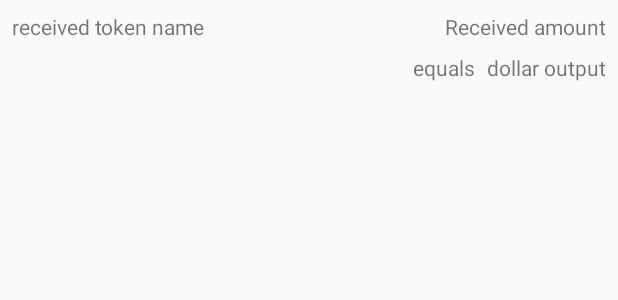
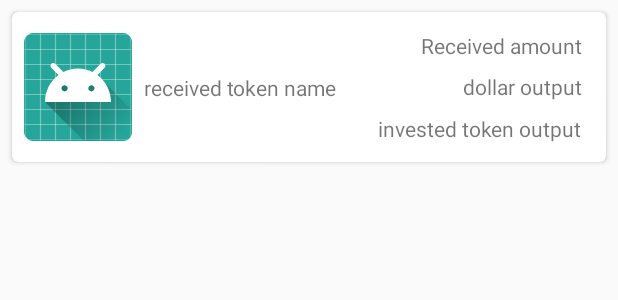
Before and after one commit to MinuteCode/CryptoWatcher, an Android app: the layout token_recap_adapter_layout.xml on its own in the app's theme, with its tools: preview values and no code run, on a phone screen of 412 x 824 dp. Shown: the top 300 px of the screen. Run offline under Robolectric (Android 15) with nearby library versions, the phone set to English and light mode, and no system bars.

Commit message:
Changed UI to switch to card views in home view. Added computation of total fiat amount in dollar for tokens

```diff
--- a/app/build.gradle
+++ b/app/build.gradle
@@ -23,6 +23,7 @@ dependencies {
     implementation 'com.android.support:appcompat-v7:26.1.0'
     implementation 'com.android.support.constraint:constraint-layout:1.0.2'
     implementation 'com.android.support:design:26.1.0'
+    implementation 'com.android.support:cardview-v7:26.1.+'
     implementation 'com.koushikdutta.ion:ion:2.+'
 
     testImplementation 'junit:junit:4.12'
--- a/app/src/main/java/minutecode/cryptowatcher/AddTokenActivity.java
+++ b/app/src/main/java/minutecode/cryptowatcher/AddTokenActivity.java
@@ -17,6 +17,7 @@ import com.koushikdutta.ion.Ion;
 import java.util.ArrayList;
 import java.util.List;
 
+import minutecode.cryptowatcher.model.Config;
 import minutecode.cryptowatcher.model.CryptoCompareCoinListResponse;
 import minutecode.cryptowatcher.model.CryptoCompareTicker;
 import minutecode.cryptowatcher.view.CryptoCompareTickerAdapter;
@@ -50,7 +51,7 @@ public class AddTokenActivity extends AppCompatActivity {
         tickerList = new ArrayList<>();
 
         Ion.with(this)
-                .load("http://vps.antr.fr:8000/")
+                .load(Config.coinListUrl)
                 .as(new TypeToken<CryptoCompareCoinListResponse>() {
                 })
                 .setCallback(new FutureCallback<CryptoCompareCoinListResponse>() {
--- a/app/src/main/java/minutecode/cryptowatcher/CryptoWatcherApplication.java
+++ /dev/null
@@ -1,11 +0,0 @@
-package minutecode.cryptowatcher;
-
-import android.app.Application;
-
-/**
- * Created by Benjamin on 1/14/2018.
- */
-
-public class CryptoWatcherApplication extends Application {
-    static final String apiBaseUrl = "https://min-api.cryptocompare.com/data/";
-}
--- a/app/src/main/java/minutecode/cryptowatcher/MainHome.java
+++ b/app/src/main/java/minutecode/cryptowatcher/MainHome.java
@@ -24,6 +24,7 @@ import java.io.ObjectOutputStream;
 import java.util.ArrayList;
 import java.util.List;
 
+import minutecode.cryptowatcher.model.Config;
 import minutecode.cryptowatcher.model.CryptoCompareTicker;
 import minutecode.cryptowatcher.model.Investment;
 import minutecode.cryptowatcher.view.TokenRecapRecyclerAdapter;
--- a/app/src/main/java/minutecode/cryptowatcher/Config.java
+++ b/app/src/main/java/minutecode/cryptowatcher/model/Config.java
@@ -1,4 +1,4 @@
-package minutecode.cryptowatcher;
+package minutecode.cryptowatcher.model;
 
 /**
  * Created by Benjamin on 1/14/2018.
--- a/app/src/main/java/minutecode/cryptowatcher/view/TokenRecapRecyclerAdapter.java
+++ b/app/src/main/java/minutecode/cryptowatcher/view/TokenRecapRecyclerAdapter.java
@@ -1,5 +1,6 @@
 package minutecode.cryptowatcher.view;
 
+import android.support.v7.widget.CardView;
 import android.support.v7.widget.RecyclerView;
 import android.view.LayoutInflater;
 import android.view.View;
@@ -22,9 +23,11 @@ public class TokenRecapRecyclerAdapter extends RecyclerView.Adapter<TokenRecapRe
 
     public class ViewHolder extends RecyclerView.ViewHolder {
         public TextView tokenName, receivedAmount, dollarConversion;
+        public CardView tokenCard;
 
         public ViewHolder(View v) {
             super(v);
+            tokenCard = v.findViewById(R.id.token_card);
             tokenName = v.findViewById(R.id.received_token_name);
             receivedAmount = v.findViewById(R.id.received_amount);
             dollarConversion = v.findViewById(R.id.dollar_result);
@@ -45,10 +48,10 @@ public class TokenRecapRecyclerAdapter extends RecyclerView.Adapter<TokenRecapRe
     @Override
     public void onBindViewHolder(TokenRecapRecyclerAdapter.ViewHolder holder, int position) {
         Investment token = tokenList.get(position);
-
+        holder.tokenCard.setCardElevation(24);
         holder.tokenName.setText(token.getReceivedToken().getFullName());
-        holder.receivedAmount.setText(Double.toString(token.getReceivedAmount()));
-        holder.dollarConversion.setText(Double.toString(token.getTotalFiatAmount()));
+        holder.receivedAmount.setText(Double.toString(token.getReceivedAmount()) + " " + token.getReceivedToken().getSymbol());
+        holder.dollarConversion.setText(Double.toString(token.getTotalFiatAmount()) + " $");
     }
 
     @Override
--- a/app/src/main/res/layout/content_main_home.xml
+++ b/app/src/main/res/layout/content_main_home.xml
@@ -39,14 +39,11 @@
 
     <android.support.v7.widget.RecyclerView
         android:id="@+id/added_token_recycler_view"
+        android:layout_width="match_parent"
+        android:layout_height="match_parent"
+        android:layout_marginTop="32dp"
         android:orientation="vertical"
-        android:layout_width="match_parent"
-        android:layout_height="wrap_content"
-        android:layout_marginEnd="8dp"
-        android:layout_marginStart="8dp"
-        android:layout_marginTop="8dp"
-        app:layout_constraintEnd_toEndOf="parent"
-        app:layout_constraintStart_toStartOf="parent"
-        app:layout_constraintTop_toBottomOf="@+id/textView" />
+        app:layout_constraintBottom_toBottomOf="parent"
+        app:layout_constraintTop_toTopOf="parent" />
 
 </android.support.constraint.ConstraintLayout>
--- a/app/src/main/res/layout/token_recap_adapter_layout.xml
+++ b/app/src/main/res/layout/token_recap_adapter_layout.xml
@@ -1,45 +1,86 @@
 <?xml version="1.0" encoding="utf-8"?>
-<android.support.constraint.ConstraintLayout xmlns:android="http://schemas.android.com/apk/res/android"
+<android.support.v7.widget.CardView xmlns:android="http://schemas.android.com/apk/res/android"
     xmlns:app="http://schemas.android.com/apk/res-auto"
+    android:id="@+id/token_card"
     android:layout_width="match_parent"
-    android:layout_height="match_parent"
-    android:minHeight="44dp">
+    android:layout_height="100dp"
+    android:layout_marginBottom="8dp"
+    android:layout_marginEnd="8dp"
+    android:layout_marginStart="8dp"
+    android:layout_marginTop="8dp"
+    app:cardCornerRadius="4dp"
+    app:layout_constraintBottom_toBottomOf="parent"
+    app:layout_constraintEnd_toEndOf="parent"
+    app:layout_constraintStart_toStartOf="parent"
+    app:layout_constraintTop_toTopOf="parent">
+
+    <android.support.constraint.ConstraintLayout
+        android:layout_width="match_parent"
+        android:layout_height="match_parent">
 
         <TextView
             android:id="@+id/received_token_name"
             android:layout_width="wrap_content"
             android:layout_height="wrap_content"
+            android:layout_marginBottom="8dp"
             android:layout_marginStart="8dp"
             android:layout_marginTop="8dp"
             android:text="received token name"
-        app:layout_constraintStart_toStartOf="parent"
+            app:layout_constraintBottom_toBottomOf="parent"
+            app:layout_constraintStart_toEndOf="@+id/imageView"
             app:layout_constraintTop_toTopOf="parent" />
 
         <TextView
             android:id="@+id/received_amount"
             android:layout_width="wrap_content"
             android:layout_height="wrap_content"
-        android:layout_marginEnd="8dp"
+            android:layout_marginBottom="8dp"
+            android:layout_marginEnd="16dp"
             android:text="Received amount"
-        app:layout_constraintBaseline_toBaselineOf="@+id/received_token_name"
+            app:layout_constraintBottom_toTopOf="@+id/dollar_result"
             app:layout_constraintEnd_toEndOf="parent" />
 
         <TextView
             android:id="@+id/dollar_result"
             android:layout_width="wrap_content"
-        android:layout_height="wrap_content"
-        android:layout_marginEnd="8dp"
+            android:layout_height="20dp"
+            android:layout_marginBottom="8dp"
+            android:layout_marginEnd="16dp"
             android:layout_marginTop="8dp"
             android:text="dollar output"
+            app:layout_constraintBottom_toBottomOf="parent"
             app:layout_constraintEnd_toEndOf="parent"
-        app:layout_constraintTop_toBottomOf="@+id/received_amount" />
+            app:layout_constraintTop_toTopOf="parent" />
 
         <TextView
-        android:id="@+id/textView6"
+            android:id="@+id/invested_token_output"
             android:layout_width="wrap_content"
             android:layout_height="wrap_content"
-        android:layout_marginEnd="8dp"
-        android:text="equals"
-        app:layout_constraintBaseline_toBaselineOf="@+id/dollar_result"
-        app:layout_constraintEnd_toStartOf="@+id/dollar_result" />
+            android:layout_marginEnd="16dp"
+            android:layout_marginTop="8dp"
+            android:text="invested token output"
+            app:layout_constraintEnd_toEndOf="parent"
+            app:layout_constraintTop_toBottomOf="@+id/dollar_result" />
+
+        <ImageView
+            android:id="@+id/imageView"
+            android:layout_width="wrap_content"
+            android:layout_height="wrap_content"
+            android:layout_marginBottom="8dp"
+            android:layout_marginStart="8dp"
+            android:layout_marginTop="8dp"
+            app:layout_constraintBottom_toBottomOf="parent"
+            app:layout_constraintStart_toStartOf="parent"
+            app:layout_constraintTop_toTopOf="parent"
+            app:srcCompat="@mipmap/ic_launcher" />
+
+        <android.support.constraint.Guideline
+            android:id="@+id/guideline"
+            android:layout_width="wrap_content"
+            android:layout_height="wrap_content"
+            android:orientation="horizontal"
+            app:layout_constraintGuide_percent="0.50097847" />
+
     </android.support.constraint.ConstraintLayout>
+
+</android.support.v7.widget.CardView>
```
Lines whose indentation alone changed are shown as unchanged.
